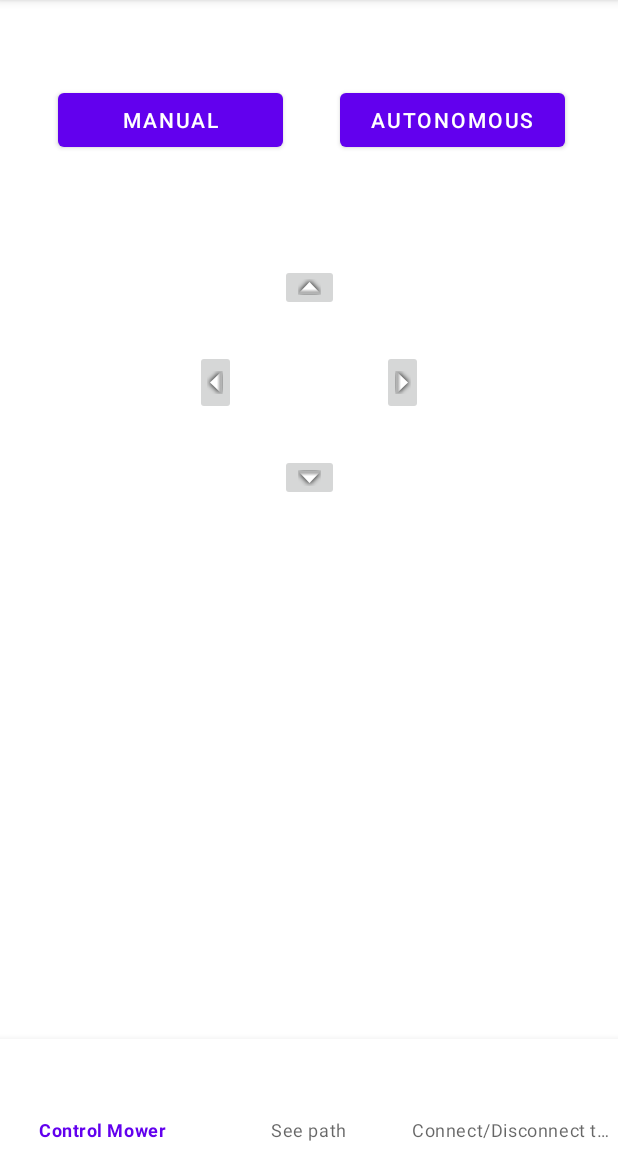
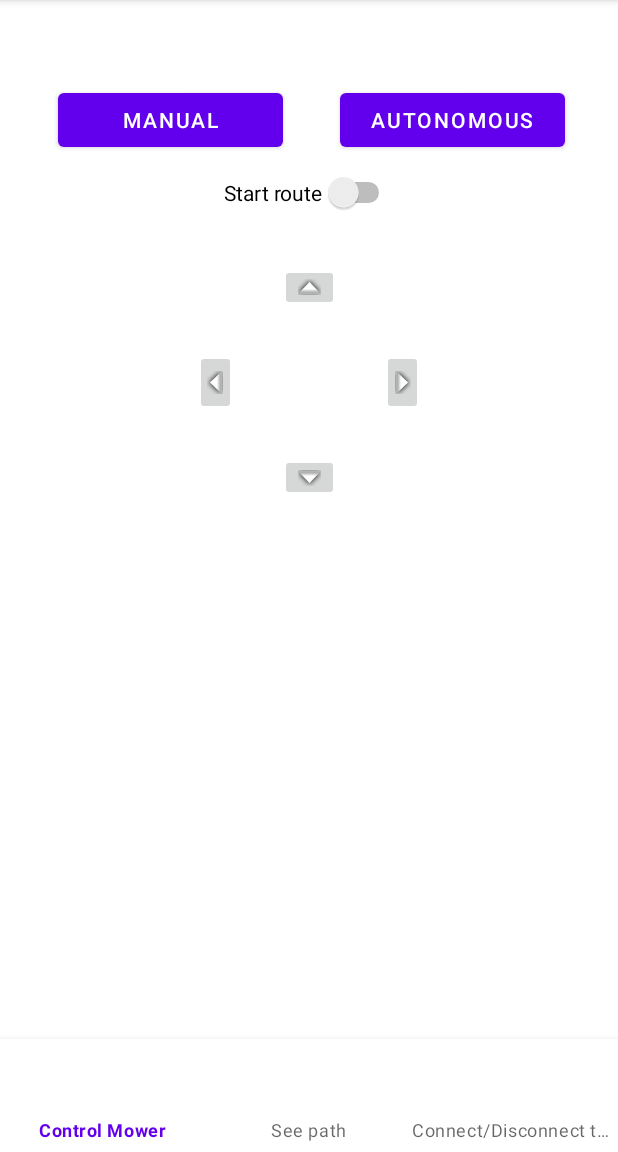
Before and after one commit to Adam-sturesson/Team-Thanos-IMS, an Android app: the fragment MowerContoller placed in its activity, on a phone screen of 412 x 824 dp, the part 84-1236 px from its top. Run offline under Robolectric (Android 15) with nearby library versions, the phone set to English and light mode, and no system bars.

Commit message:
added the GUI for route handling

```diff
--- a/Mobile_Application/ImsThanosApplication/app/src/main/java/com/example/imsthanosapplication/ui/fragments/MowerContoller.kt
+++ b/Mobile_Application/ImsThanosApplication/app/src/main/java/com/example/imsthanosapplication/ui/fragments/MowerContoller.kt
@@ -10,6 +10,7 @@ import android.view.View
 import android.view.ViewGroup
 import android.widget.Button
 import android.widget.ImageButton
+import android.widget.Switch
 import com.example.imsthanosapplication.BluetoothHandler
 import com.example.imsthanosapplication.R
 
@@ -41,6 +42,18 @@ class MowerContoller : Fragment(R.layout.fragment_mower_contoller) {
             //Change color maybe in future
             Log.d("helpme", "auto")
             //connection.sendCommand(getString(R.string.autonomousDriving))
+        }
+
+        val startRouteSwitch = view.findViewById<Switch>(R.id.startRoute_switch)
+        startRouteSwitch.setOnCheckedChangeListener { _, isChecked ->
+            if(isChecked){
+                startRouteSwitch.text = resources.getString(R.string.stopRoute)
+                // write here the code send the data command
+            }else{
+                startRouteSwitch.text = resources.getString(R.string.startRoute)
+                // write here the code send the data command
+
+            }
         }
 
         val forwardButton = view.findViewById<ImageButton>(R.id.forward_button)
--- a/Mobile_Application/ImsThanosApplication/app/src/main/res/layout/fragment_mower_contoller.xml
+++ b/Mobile_Application/ImsThanosApplication/app/src/main/res/layout/fragment_mower_contoller.xml
@@ -1,8 +1,10 @@
 <?xml version="1.0" encoding="utf-8"?>
 <androidx.constraintlayout.widget.ConstraintLayout xmlns:android="http://schemas.android.com/apk/res/android"
+    xmlns:tools="http://schemas.android.com/tools"
     android:layout_width="match_parent"
     android:layout_height="match_parent"
     xmlns:app="http://schemas.android.com/apk/res-auto">
+
     <ImageButton
         android:id="@+id/forward_button"
         android:layout_width="wrap_content"
@@ -75,4 +77,15 @@
         app:layout_constraintStart_toStartOf="parent"
         app:layout_constraintTop_toBottomOf="@+id/right_button"
         app:srcCompat="@android:drawable/arrow_down_float" />
+
+    <Switch
+        android:id="@+id/startRoute_switch"
+        android:layout_width="wrap_content"
+        android:layout_height="wrap_content"
+        android:layout_marginBottom="24dp"
+        android:text= "@string/startRoute"
+        app:layout_constraintBottom_toTopOf="@+id/forward_button"
+        app:layout_constraintEnd_toEndOf="parent"
+        app:layout_constraintStart_toStartOf="parent"
+        app:layout_constraintTop_toBottomOf="@+id/autnomousDriving_button" />
 </androidx.constraintlayout.widget.ConstraintLayout>
--- a/Mobile_Application/ImsThanosApplication/app/src/main/res/values/colors.xml
+++ b/Mobile_Application/ImsThanosApplication/app/src/main/res/values/colors.xml
@@ -3,8 +3,8 @@
     <color name="purple_200">#FFBB86FC</color>
     <color name="purple_500">#FF6200EE</color>
     <color name="purple_700">#FF3700B3</color>
-    <color name="teal_200">#FF03DAC5</color>
-    <color name="teal_700">#FF018786</color>
+    <color name="teal_200">#FF3700B3</color>
+    <color name="teal_700">#FF3700B3</color>
     <color name="black">#FF000000</color>
     <color name="white">#FFFFFFFF</color>
 </resources>
--- a/Mobile_Application/ImsThanosApplication/app/src/main/res/values/strings.xml
+++ b/Mobile_Application/ImsThanosApplication/app/src/main/res/values/strings.xml
@@ -11,4 +11,7 @@
     <string name="mowerPath">See path</string>
     <string name="tryAgain">Please try again</string>
     <string name="connectScreen">Connect/Disconnect to mower</string>
+    <string name="startRoute">Start route</string>
+    <string name="stopRoute">Stop route</string>
+
 </resources>
```
